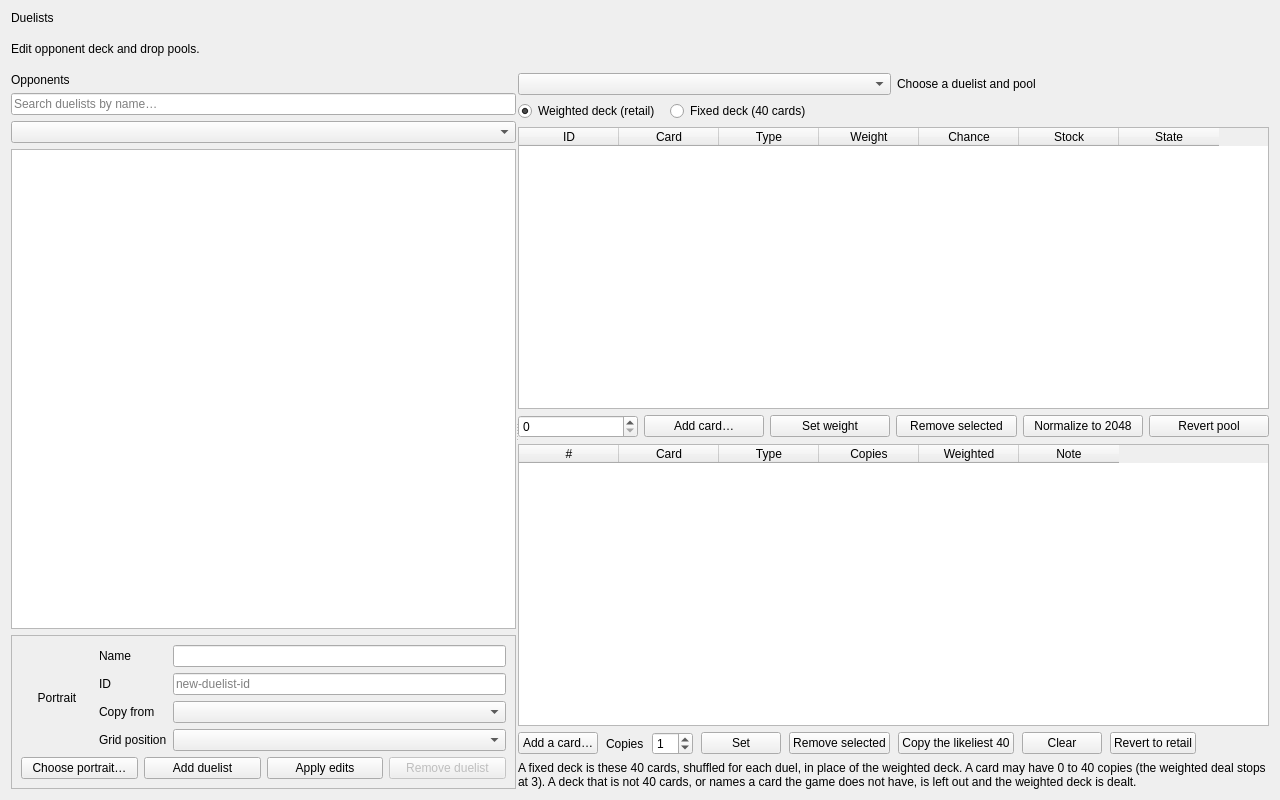
Before: the Qt Designer form tools/pc/fm_editor/ui/duelists_page.ui in yamyi/YGOFM-DecompRecomp, drawn with Qt 5.
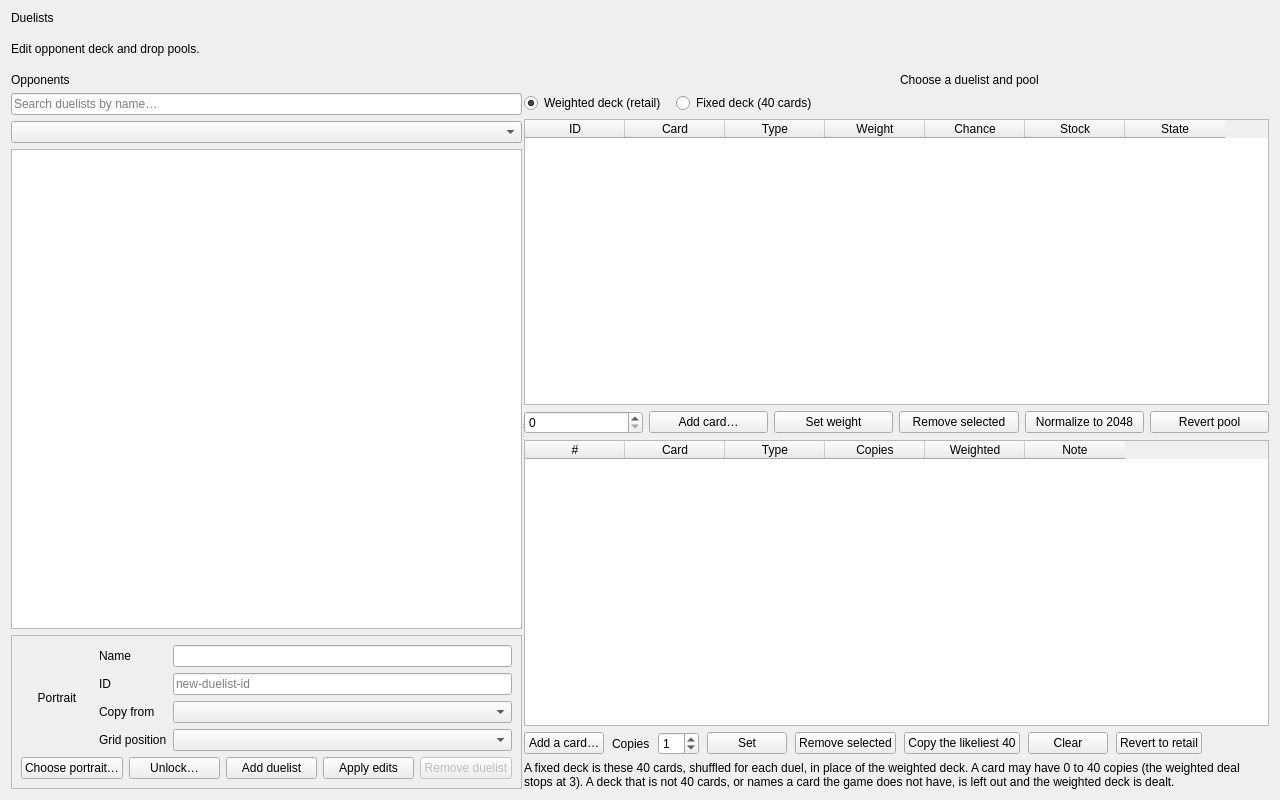
After: the same form once the commit is applied.

Commit message: FM Editor: add 3D card previews and polish duelist editing

The edit to the form file:
```diff
--- a/tools/pc/fm_editor/ui/duelists_page.ui
+++ b/tools/pc/fm_editor/ui/duelists_page.ui
@@ -176,6 +176,16 @@
               </property>
              </widget>
             </item>
+            <item>
+             <widget class="QPushButton" name="duelistUnlockButton">
+              <property name="text">
+               <string>Unlock…</string>
+              </property>
+              <property name="toolTip">
+               <string>When this duelist appears in Free Duel.</string>
+              </property>
+             </widget>
+            </item>
             <item>
              <widget class="QPushButton" name="addDuelistButton">
               <property name="text">
@@ -212,7 +222,14 @@
        <item>
         <layout class="QHBoxLayout" name="duelistPoolHeader">
          <item>
-          <widget class="QComboBox" name="duelistPoolCombo"/>
+          <widget class="QWidget" name="duelistPoolTabsHost" native="true">
+           <layout class="QHBoxLayout" name="duelistPoolTabsLayout">
+            <property name="leftMargin"><number>0</number></property>
+            <property name="topMargin"><number>0</number></property>
+            <property name="rightMargin"><number>0</number></property>
+            <property name="bottomMargin"><number>0</number></property>
+           </layout>
+          </widget>
          </item>
          <item>
           <widget class="QLabel" name="duelistPoolSummary">
```
The commit also changes 14 other files.
